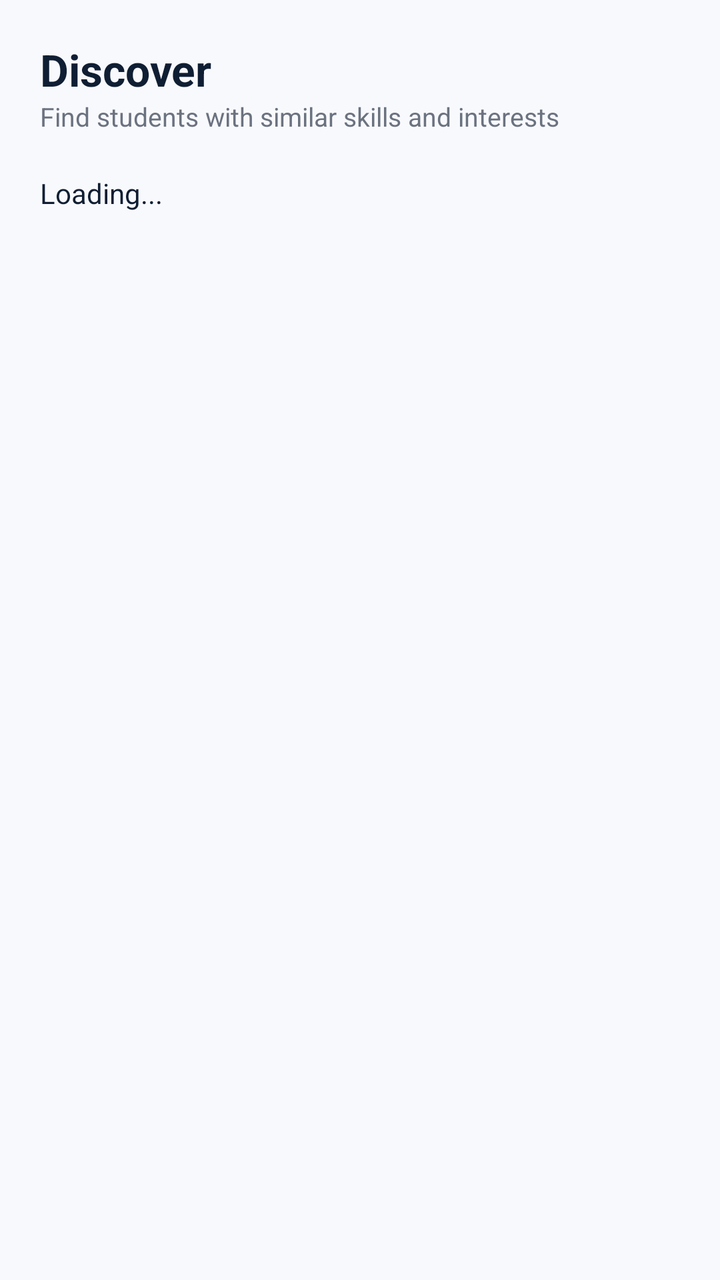
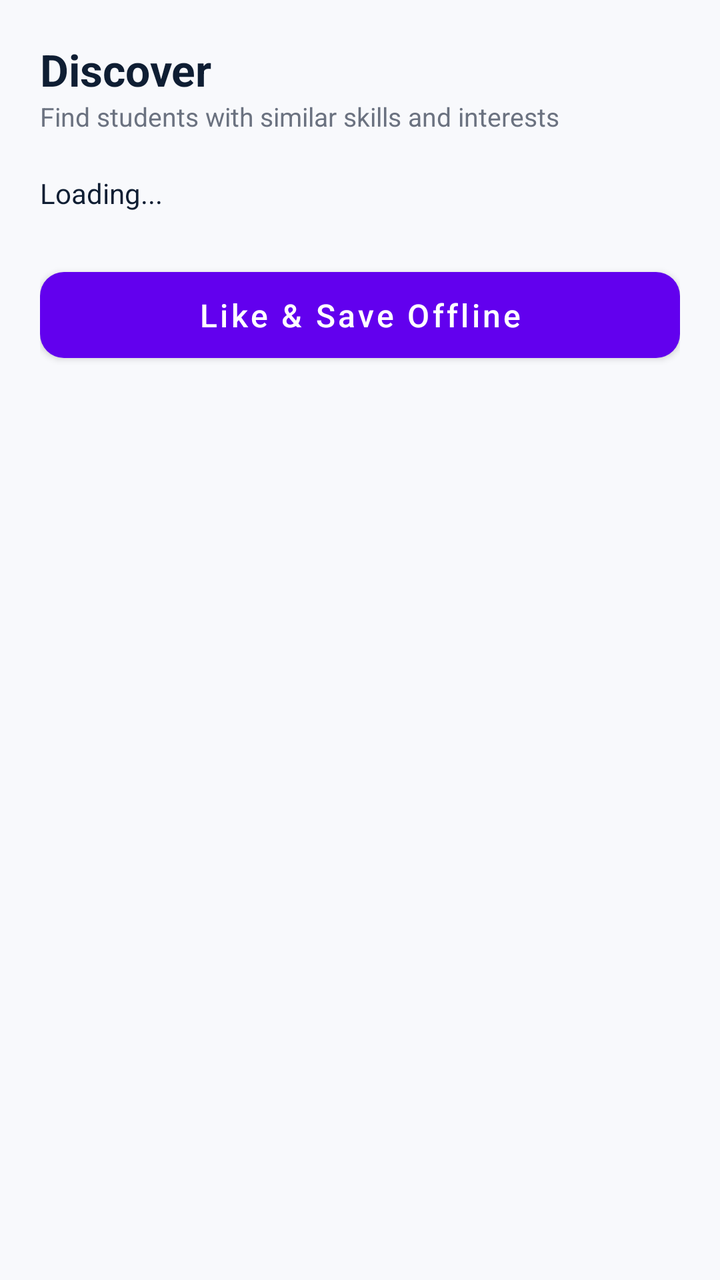

Before-and-after screenshots of an Android layout around one commit, followed by the original layout XML and the change that was made.
<!-- AndroidManifest.xml: application theme Theme.PitchPerfect -->
<!-- res/layout/fragment_discover.xml -->
<?xml version="1.0" encoding="utf-8"?>
<ScrollView xmlns:android="http://schemas.android.com/apk/res/android"
    android:layout_width="match_parent"
    android:layout_height="match_parent"
    android:background="@color/bg_light">

    <LinearLayout
        android:layout_width="match_parent"
        android:layout_height="wrap_content"
        android:orientation="vertical"
        android:padding="20dp">

        <TextView
            android:layout_width="wrap_content"
            android:layout_height="wrap_content"
            android:text="Discover"
            android:textColor="@color/text_dark"
            android:textSize="22sp"
            android:textStyle="bold" />

        <TextView
            android:layout_width="wrap_content"
            android:layout_height="wrap_content"
            android:text="Find students with similar skills and interests"
            android:textColor="@color/text_gray"
            android:textSize="13sp"
            android:layout_marginBottom="20dp" />

        <ProgressBar
            android:id="@+id/progressDiscover"
            android:layout_width="wrap_content"
            android:layout_height="wrap_content"
            android:layout_gravity="center_horizontal"
            android:layout_marginTop="20dp"
            android:visibility="gone" />

        <TextView
            android:id="@+id/tvDiscoverFeed"
            android:layout_width="match_parent"
            android:layout_height="wrap_content"
            android:text="Loading..."
            android:textColor="@color/text_dark"
            android:textSize="14sp"
            android:lineSpacingExtra="4dp" />
    </LinearLayout>
</ScrollView>
<!-- resources referenced by this layout -->
<resources>
  <color name="bg_light">#F8F9FC</color>
  <color name="text_dark">#0F1E33</color>
  <color name="text_gray">#6B7280</color>
  <style name="Theme.PitchPerfect" parent="Theme.MaterialComponents.Light.NoActionBar">
          <item name="colorPrimary">@color/purple</item>
          <item name="colorPrimaryVariant">@color/purple_dark</item>
          <item name="colorOnPrimary">@color/white</item>
          <item name="colorSecondary">@color/navy</item>
          <item name="android:statusBarColor">@color/navy</item>
          <item name="android:windowLightStatusBar">false</item>
          <item name="android:windowBackground">@color/bg_light</item>
      </style>
  <color name="purple">#5E32E6</color>
  <color name="purple_dark">#4A28C0</color>
  <color name="white">#FFFFFF</color>
  <color name="navy">#0F1E33</color>
</resources>

<!-- the commit's change to res/layout/fragment_discover.xml (unified diff, before → after) -->
@@ -1,5 +1,6 @@
 <?xml version="1.0" encoding="utf-8"?>
 <ScrollView xmlns:android="http://schemas.android.com/apk/res/android"
+    xmlns:app="http://schemas.android.com/apk/res-auto"
     android:layout_width="match_parent"
     android:layout_height="match_parent"
     android:background="@color/bg_light">
@@ -42,5 +43,19 @@
             android:textColor="@color/text_dark"
             android:textSize="14sp"
             android:lineSpacingExtra="4dp" />
+
+        
+        <com.google.android.material.button.MaterialButton
+            android:id="@+id/btnLike"
+            android:layout_width="match_parent"
+            android:layout_height="55dp"
+            android:layout_marginTop="24dp"
+            android:layout_marginBottom="20dp"
+            android:text="Like &amp; Save Offline"
+            android:textAllCaps="false"
+            android:textSize="16sp"
+            app:backgroundTint="#6200EE"
+            app:cornerRadius="12dp" />
+
     </LinearLayout>
 </ScrollView>
